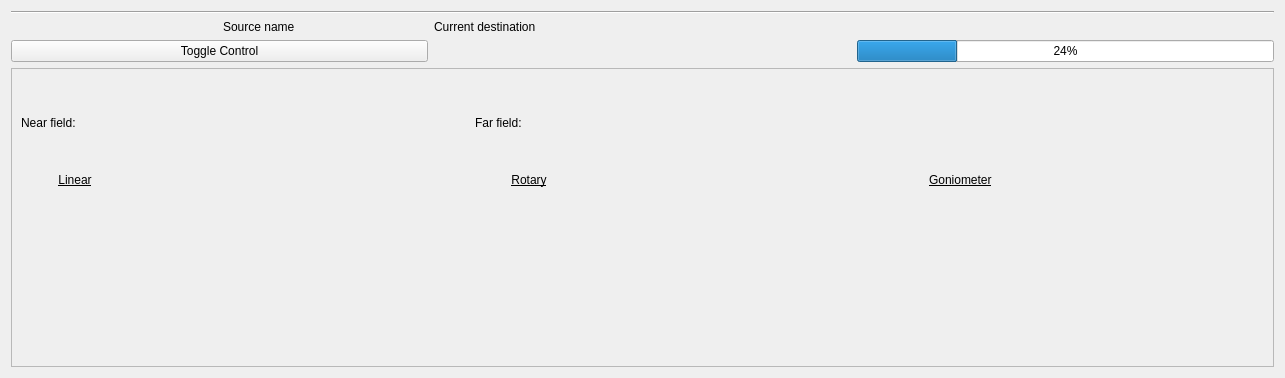
First picture: the form in btms_ui/ui/btms-source.ui, repository pcdshub/btms-ui, before the edit.
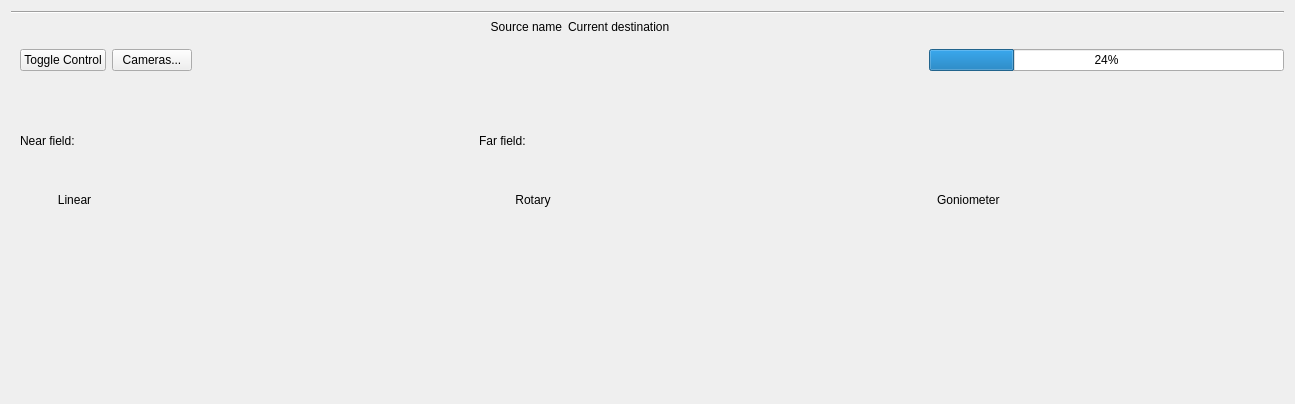
Second picture: the form after the edit. Custom widgets are drawn as their Qt base class.

Commit message: ENH: cameras in separate process + better layout

Diff of the .ui file:
```diff
--- a/btms_ui/ui/btms-source.ui
+++ b/btms_ui/ui/btms-source.ui
@@ -6,8 +6,8 @@
    <rect>
     <x>0</x>
     <y>0</y>
-    <width>1285</width>
-    <height>378</height>
+    <width>1295</width>
+    <height>404</height>
    </rect>
   </property>
   <property name="sizePolicy">
@@ -26,7 +26,7 @@
    <string>Form</string>
   </property>
   <layout class="QGridLayout" name="source_layout">
-   <item row="1" column="1" alignment="Qt::AlignVCenter">
+   <item row="1" column="2" alignment="Qt::AlignVCenter">
     <widget class="BtmsLaserDestinationLabel" name="current_dest_label">
      <property name="sizePolicy">
       <sizepolicy hsizetype="Preferred" vsizetype="Maximum">
@@ -39,44 +39,40 @@
      </property>
     </widget>
    </item>
-   <item row="1" column="0">
-    <layout class="QHBoxLayout" name="source_and_validity_layout">
-     <item>
-      <widget class="BtmsSourceValidWidget" name="valid_widget">
-       <property name="frameShape">
-        <enum>QFrame::NoFrame</enum>
-       </property>
-       <property name="frameShadow">
-        <enum>QFrame::Raised</enum>
-       </property>
-      </widget>
-     </item>
-     <item>
-      <widget class="QLabel" name="source_name_label">
-       <property name="sizePolicy">
-        <sizepolicy hsizetype="Preferred" vsizetype="Maximum">
-         <horstretch>0</horstretch>
-         <verstretch>0</verstretch>
-        </sizepolicy>
-       </property>
-       <property name="text">
-        <string>Source name</string>
-       </property>
-      </widget>
-     </item>
-    </layout>
+   <item row="2" column="3">
+    <widget class="QProgressBar" name="motion_progress_widget">
+     <property name="sizePolicy">
+      <sizepolicy hsizetype="Minimum" vsizetype="Maximum">
+       <horstretch>0</horstretch>
+       <verstretch>0</verstretch>
+      </sizepolicy>
+     </property>
+     <property name="value">
+      <number>24</number>
+     </property>
+    </widget>
    </item>
-   <item row="0" column="0" colspan="3">
+   <item row="2" column="2">
+    <widget class="BtmsLaserDestinationChoice" name="target_dest_widget">
+     <property name="frameShape">
+      <enum>QFrame::NoFrame</enum>
+     </property>
+     <property name="frameShadow">
+      <enum>QFrame::Raised</enum>
+     </property>
+    </widget>
+   </item>
+   <item row="0" column="0" colspan="4">
     <widget class="Line" name="line">
      <property name="orientation">
       <enum>Qt::Horizontal</enum>
      </property>
     </widget>
    </item>
-   <item row="5" column="0" colspan="3">
+   <item row="5" column="0" colspan="4">
     <widget class="QFrame" name="motor_frame">
      <property name="frameShape">
-      <enum>QFrame::StyledPanel</enum>
+      <enum>QFrame::NoFrame</enum>
      </property>
      <property name="frameShadow">
       <enum>QFrame::Raised</enum>
@@ -111,7 +107,7 @@
         </property>
         <property name="font">
          <font>
-          <underline>true</underline>
+          <underline>false</underline>
          </font>
         </property>
         <property name="text">
@@ -197,7 +193,7 @@
         </property>
         <property name="font">
          <font>
-          <underline>true</underline>
+          <underline>false</underline>
          </font>
         </property>
         <property name="text">
@@ -224,7 +220,7 @@
         </property>
         <property name="font">
          <font>
-          <underline>true</underline>
+          <underline>false</underline>
          </font>
         </property>
         <property name="text">
@@ -517,39 +513,86 @@
      </layout>
     </widget>
    </item>
-   <item row="2" column="2">
-    <widget class="QProgressBar" name="motion_progress_widget">
-     <property name="sizePolicy">
-      <sizepolicy hsizetype="Minimum" vsizetype="Maximum">
-       <horstretch>0</horstretch>
-       <verstretch>0</verstretch>
-      </sizepolicy>
-     </property>
-     <property name="value">
-      <number>24</number>
-     </property>
-    </widget>
-   </item>
    <item row="2" column="0">
-    <widget class="QPushButton" name="show_motors_button">
-     <property name="text">
-      <string>Toggle Control</string>
+    <widget class="QFrame" name="button_frame">
+     <property name="sizePolicy">
+      <sizepolicy hsizetype="Maximum" vsizetype="Maximum">
+       <horstretch>0</horstretch>
+       <verstretch>0</verstretch>
+      </sizepolicy>
      </property>
-     <property name="checkable">
-      <bool>true</bool>
-     </property>
-    </widget>
-   </item>
-   <item row="2" column="1">
-    <widget class="BtmsLaserDestinationChoice" name="target_dest_widget">
      <property name="frameShape">
       <enum>QFrame::NoFrame</enum>
      </property>
      <property name="frameShadow">
       <enum>QFrame::Raised</enum>
      </property>
+     <layout class="QHBoxLayout" name="horizontalLayout">
+      <item>
+       <widget class="QPushButton" name="toggle_control_button">
+        <property name="sizePolicy">
+         <sizepolicy hsizetype="Maximum" vsizetype="Fixed">
+          <horstretch>0</horstretch>
+          <verstretch>0</verstretch>
+         </sizepolicy>
+        </property>
+        <property name="text">
+         <string>Toggle Control</string>
+        </property>
+        <property name="checkable">
+         <bool>true</bool>
+        </property>
+       </widget>
+      </item>
+      <item>
+       <widget class="QPushButton" name="show_cameras_button">
+        <property name="sizePolicy">
+         <sizepolicy hsizetype="Maximum" vsizetype="Fixed">
+          <horstretch>0</horstretch>
+          <verstretch>0</verstretch>
+         </sizepolicy>
+        </property>
+        <property name="text">
+         <string>Cameras...</string>
+        </property>
+        <property name="checkable">
+         <bool>false</bool>
+        </property>
+       </widget>
+      </item>
+     </layout>
     </widget>
    </item>
+   <item row="1" column="0" colspan="2">
+    <layout class="QHBoxLayout" name="source_and_validity_layout">
+     <item>
+      <widget class="BtmsSourceValidWidget" name="valid_widget">
+       <property name="frameShape">
+        <enum>QFrame::NoFrame</enum>
+       </property>
+       <property name="frameShadow">
+        <enum>QFrame::Raised</enum>
+       </property>
+      </widget>
+     </item>
+     <item>
+      <widget class="QLabel" name="source_name_label">
+       <property name="sizePolicy">
+        <sizepolicy hsizetype="Preferred" vsizetype="Maximum">
+         <horstretch>0</horstretch>
+         <verstretch>0</verstretch>
+        </sizepolicy>
+       </property>
+       <property name="text">
+        <string>Source name</string>
+       </property>
+       <property name="alignment">
+        <set>Qt::AlignRight|Qt::AlignTrailing|Qt::AlignVCenter</set>
+       </property>
+      </widget>
+     </item>
+    </layout>
+   </item>
   </layout>
  </widget>
  <customwidgets>
```
The commit also changes 3 other files.
